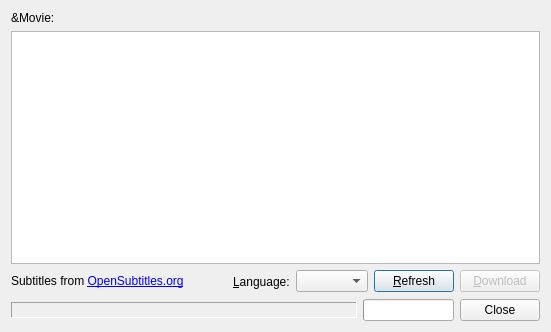
Above: quarkplayer-plugins/FindSubtitles/FindSubtitlesWindow.ui from tkrotoff/QuarkPlayer before the change. Below: the same form after it.
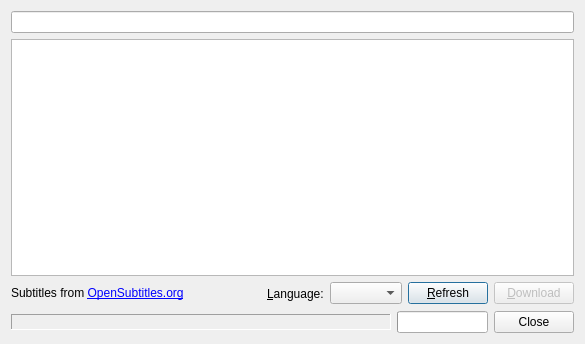
That is the form after the change. Custom widgets are drawn as their Qt base class.

```diff
--- a/quarkplayer-plugins/FindSubtitles/FindSubtitlesWindow.ui
+++ b/quarkplayer-plugins/FindSubtitles/FindSubtitlesWindow.ui
@@ -1,40 +1,26 @@
 <ui version="4.0" >
  <class>FindSubtitlesWindow</class>
- <widget class="QDialog" name="FindSubtitlesWindow" >
-  <property name="geometry" >
+ <widget class="QDialog" name="FindSubtitlesWindow">
+  <property name="geometry">
    <rect>
     <x>0</x>
     <y>0</y>
-    <width>551</width>
-    <height>332</height>
+    <width>585</width>
+    <height>344</height>
    </rect>
   </property>
   <property name="windowTitle" >
    <string>Find Subtitles using OpenSubtitles.org</string>
   </property>
-  <layout class="QGridLayout" name="gridLayout" >
-   <item row="0" column="0" >
-    <widget class="QLabel" name="fileNameLabel" >
-     <property name="text" >
-      <string>&amp;Movie:</string>
-     </property>
-    </widget>
+  <layout class="QGridLayout" name="gridLayout">
+   <item row="0" column="0">
+    <widget class="FileChooserWidget" name="fileChooserWidget"/>
    </item>
-   <item row="0" column="1" >
-    <widget class="FileChooserWidget" native="1" name="fileChooserWidget" >
-     <property name="sizePolicy" >
-      <sizepolicy vsizetype="Preferred" hsizetype="Preferred" >
-       <horstretch>1</horstretch>
-       <verstretch>0</verstretch>
-      </sizepolicy>
-     </property>
-    </widget>
+   <item row="1" column="0">
+    <widget class="QTreeView" name="treeView"/>
    </item>
-   <item row="1" column="0" colspan="2" >
-    <widget class="QTreeView" name="treeView" />
-   </item>
-   <item row="2" column="0" colspan="2" >
-    <layout class="QHBoxLayout" name="horizontalLayout_2" >
+   <item row="2" column="0">
+    <layout class="QHBoxLayout" name="horizontalLayout_2">
      <item>
       <widget class="QLabel" name="openSubtitlesLabel" >
        <property name="text" >
@@ -90,8 +76,8 @@
      </item>
     </layout>
    </item>
-   <item row="3" column="0" colspan="2" >
-    <layout class="QHBoxLayout" name="horizontalLayout" >
+   <item row="3" column="0">
+    <layout class="QHBoxLayout" name="horizontalLayout">
      <item>
       <widget class="QLabel" name="statusLabel" >
        <property name="sizePolicy" >
@@ -132,8 +118,8 @@
  <customwidgets>
   <customwidget>
    <class>FileChooserWidget</class>
-   <extends>QWidget</extends>
-   <header location="global" >TkUtil/FileChooserWidget.h</header>
+   <extends>QLineEdit</extends>
+   <header location="global">TkUtil/FileChooserWidget.h</header>
    <container>1</container>
   </customwidget>
  </customwidgets>
```
Left out of the diff: 65 changed lines with no effect on the pictures.
